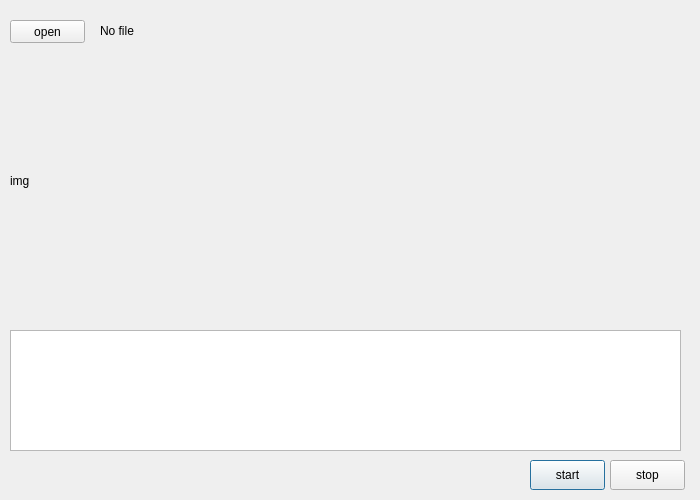
Before: the Qt Designer form app.ui in blissin/window_git, drawn with Qt 5.
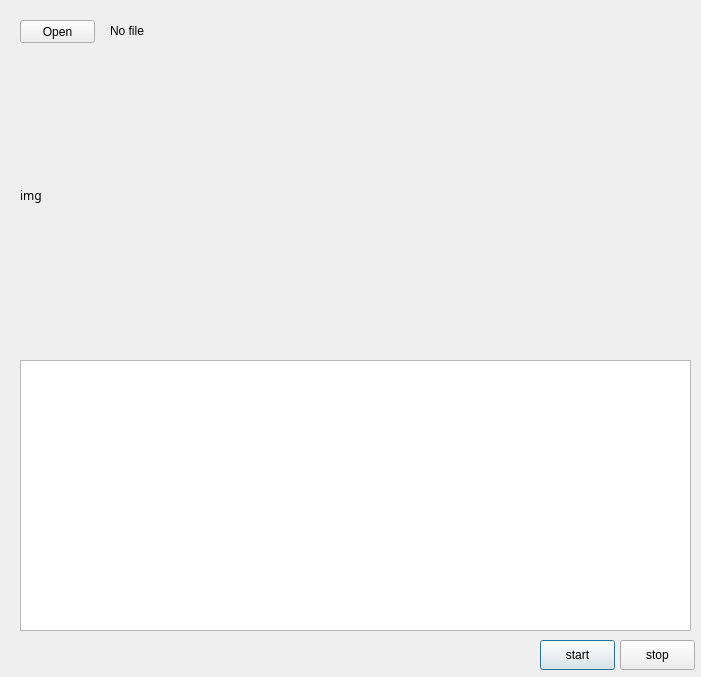
After: the same form once the commit is applied.

Patch:
```diff
--- a/app.ui
+++ b/app.ui
@@ -9,8 +9,8 @@
    <rect>
     <x>0</x>
     <y>0</y>
-    <width>700</width>
-    <height>500</height>
+    <width>701</width>
+    <height>677</height>
    </rect>
   </property>
   <property name="windowTitle">
@@ -19,7 +19,7 @@
   <widget class="QLabel" name="label_filename">
    <property name="geometry">
     <rect>
-     <x>100</x>
+     <x>110</x>
      <y>21</y>
      <width>500</width>
      <height>20</height>
@@ -32,8 +32,8 @@
   <widget class="QPushButton" name="pushButton_start">
    <property name="geometry">
     <rect>
-     <x>530</x>
-     <y>460</y>
+     <x>540</x>
+     <y>640</y>
      <width>75</width>
      <height>30</height>
     </rect>
@@ -45,8 +45,8 @@
   <widget class="QPushButton" name="pushButton_stop">
    <property name="geometry">
     <rect>
-     <x>610</x>
-     <y>460</y>
+     <x>620</x>
+     <y>640</y>
      <width>75</width>
      <height>30</height>
     </rect>
@@ -58,35 +58,49 @@
   <widget class="QPushButton" name="pushButton_open">
    <property name="geometry">
     <rect>
-     <x>10</x>
+     <x>20</x>
      <y>20</y>
      <width>75</width>
      <height>23</height>
     </rect>
    </property>
    <property name="text">
-    <string>open</string>
+    <string>Open</string>
    </property>
   </widget>
   <widget class="QTextEdit" name="textEdit_contents">
    <property name="geometry">
     <rect>
-     <x>10</x>
-     <y>330</y>
+     <x>20</x>
+     <y>360</y>
      <width>671</width>
-     <height>121</height>
+     <height>271</height>
     </rect>
    </property>
+   <property name="font">
+    <font>
+     <family>바탕체</family>
+     <pointsize>6</pointsize>
+     <weight>50</weight>
+     <bold>false</bold>
+    </font>
+   </property>
   </widget>
   <widget class="QLabel" name="label_image">
    <property name="geometry">
     <rect>
-     <x>10</x>
+     <x>20</x>
      <y>50</y>
      <width>671</width>
-     <height>261</height>
+     <height>291</height>
     </rect>
    </property>
+   <property name="font">
+    <font>
+     <family>굴림</family>
+     <pointsize>9</pointsize>
+    </font>
+   </property>
    <property name="toolTip">
     <string/>
    </property>
```
Left out of the diff: 4 changed lines with no effect on the pictures.
